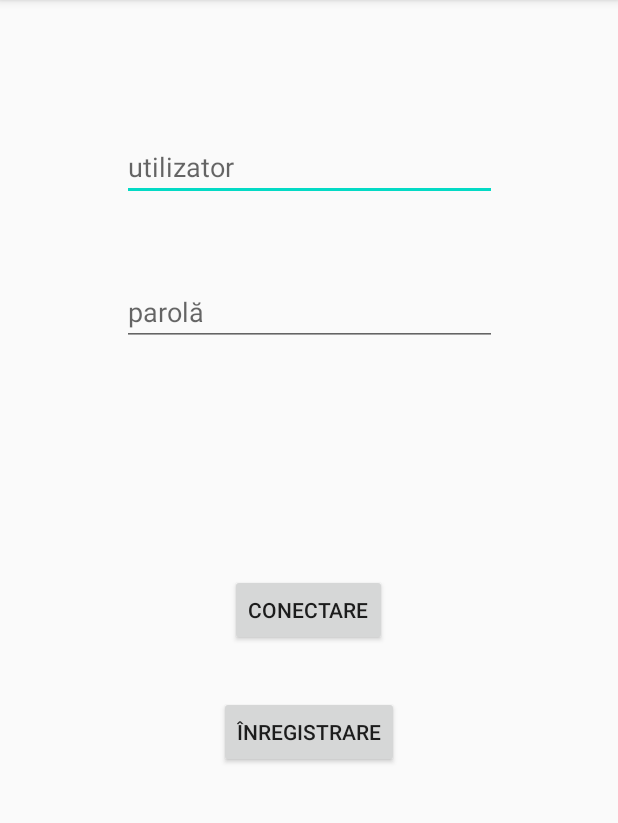
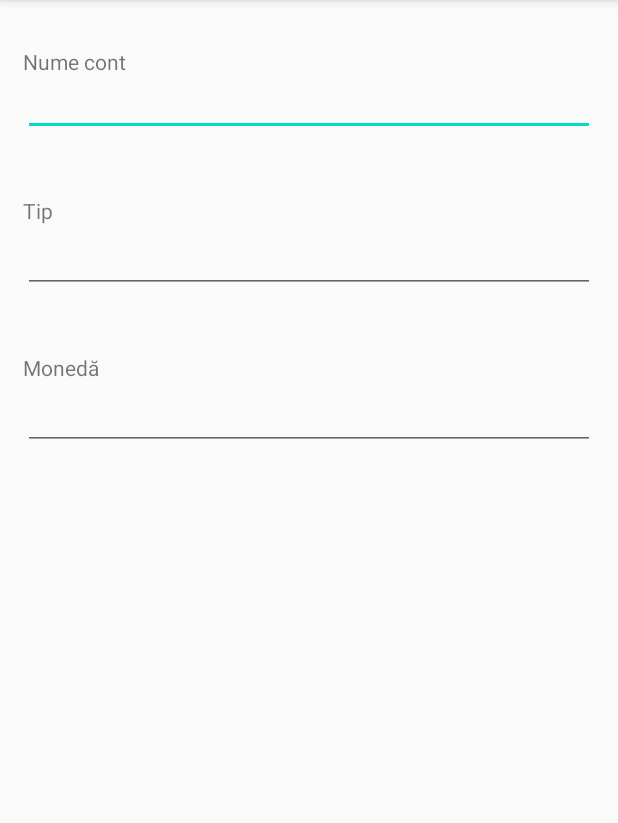
Before and after one commit to mihaiLambru/Budget-Tracker, an Android app: the screen it shows after launch (LogInActivity before the commit, EditareCont after it), on a phone screen of 412 x 824 dp, the part 84-907 px from its top. Run offline under Robolectric (Android 15) with nearby library versions, the phone set to English and light mode, and no system bars.

Commit message:
Am adaugat o activitate si pentru editarea contului

```diff
--- a/app/src/main/AndroidManifest.xml
+++ b/app/src/main/AndroidManifest.xml
@@ -9,14 +9,17 @@
         android:roundIcon="@mipmap/ic_launcher_round"
         android:supportsRtl="true"
         android:theme="@style/AppTheme">
-        <activity android:name=".RegisterActivity"></activity>
-        <activity android:name=".LogInActivity">
+        <activity android:name=".EditareCont">
             <intent-filter>
                 <action android:name="android.intent.action.MAIN" />
 
                 <category android:name="android.intent.category.LAUNCHER" />
             </intent-filter>
         </activity>
+        <activity android:name=".RegisterActivity" />
+        <activity android:name=".LogInActivity">
+
+        </activity>
     </application>
 
 </manifest>
--- /dev/null
+++ b/app/src/main/java/com/example/budgettracker/EditareCont.java
@@ -0,0 +1,14 @@
+package com.example.budgettracker;
+
+import androidx.appcompat.app.AppCompatActivity;
+
+import android.os.Bundle;
+
+public class EditareCont extends AppCompatActivity {
+
+    @Override
+    protected void onCreate(Bundle savedInstanceState) {
+        super.onCreate(savedInstanceState);
+        setContentView(R.layout.activity_editare_cont);
+    }
+}
--- /dev/null
+++ b/app/src/main/res/layout/activity_editare_cont.xml
@@ -0,0 +1,99 @@
+<?xml version="1.0" encoding="utf-8"?>
+<androidx.constraintlayout.widget.ConstraintLayout xmlns:android="http://schemas.android.com/apk/res/android"
+    xmlns:app="http://schemas.android.com/apk/res-auto"
+    xmlns:tools="http://schemas.android.com/tools"
+    android:layout_width="match_parent"
+    android:layout_height="match_parent"
+    tools:context=".EditareCont">
+
+    <androidx.core.widget.NestedScrollView
+        android:id="@+id/EditareContScroll"
+        android:layout_width="match_parent"
+        android:layout_height="match_parent"
+        app:layout_constraintBottom_toBottomOf="parent"
+        app:layout_constraintEnd_toEndOf="parent"
+        app:layout_constraintStart_toStartOf="parent"
+        app:layout_constraintTop_toTopOf="parent"
+        android:layout_margin="15dp"
+        >
+
+        <androidx.constraintlayout.widget.ConstraintLayout
+            android:layout_width="match_parent"
+            android:layout_height="match_parent">
+
+            <AutoCompleteTextView
+                android:id="@+id/etNumeCont"
+                android:layout_width="0dp"
+                android:layout_height="40dp"
+                app:layout_constraintBottom_toBottomOf="parent"
+                app:layout_constraintEnd_toEndOf="parent"
+                app:layout_constraintHorizontal_bias="0.495"
+                app:layout_constraintStart_toStartOf="parent"
+                app:layout_constraintTop_toBottomOf="@+id/numeContText"
+                app:layout_constraintVertical_bias="0.0"/>
+
+
+            <TextView
+                android:id="@+id/numeContText"
+                android:layout_width="wrap_content"
+                android:layout_height="wrap_content"
+                android:layout_marginTop="16dp"
+                android:text="@string/numecontText"
+                app:layout_constraintEnd_toEndOf="parent"
+                app:layout_constraintHorizontal_bias="0.0"
+                app:layout_constraintStart_toStartOf="parent"
+                app:layout_constraintTop_toTopOf="parent" />
+
+            <TextView
+                android:id="@+id/tipText"
+                android:layout_width="wrap_content"
+                android:layout_height="wrap_content"
+                android:layout_marginTop="40dp"
+                android:text="@string/tipText"
+                app:layout_constraintBottom_toBottomOf="parent"
+                app:layout_constraintEnd_toEndOf="parent"
+                app:layout_constraintHorizontal_bias="0.0"
+                app:layout_constraintStart_toStartOf="@+id/numeContText"
+                app:layout_constraintTop_toBottomOf="@+id/etNumeCont"
+                app:layout_constraintVertical_bias="0.0" />
+
+            <AutoCompleteTextView
+                android:id="@+id/tipEditText"
+                android:layout_width="0dp"
+                android:layout_height="wrap_content"
+                app:layout_constraintBottom_toBottomOf="parent"
+                app:layout_constraintEnd_toEndOf="parent"
+                app:layout_constraintHorizontal_bias="1.0"
+                app:layout_constraintStart_toStartOf="parent"
+                app:layout_constraintTop_toBottomOf="@+id/tipText"
+                app:layout_constraintVertical_bias="0.0"
+                />
+
+            <TextView
+                android:id="@+id/MonedaText"
+                android:layout_width="wrap_content"
+                android:layout_height="wrap_content"
+                android:layout_marginTop="40dp"
+                android:text="@string/monedaText"
+                app:layout_constraintBottom_toBottomOf="parent"
+                app:layout_constraintEnd_toEndOf="parent"
+                app:layout_constraintHorizontal_bias="0.0"
+                app:layout_constraintStart_toStartOf="@+id/tipText"
+                app:layout_constraintTop_toBottomOf="@+id/tipEditText"
+                app:layout_constraintVertical_bias="0.0" />
+
+
+            <AutoCompleteTextView
+                android:id="@+id/monedaEditText"
+                android:layout_width="0dp"
+                android:layout_height="wrap_content"
+                app:layout_constraintBottom_toBottomOf="parent"
+                app:layout_constraintEnd_toEndOf="parent"
+                app:layout_constraintStart_toStartOf="parent"
+                app:layout_constraintTop_toBottomOf="@+id/MonedaText"
+                />
+
+        </androidx.constraintlayout.widget.ConstraintLayout>
+    </androidx.core.widget.NestedScrollView>
+
+</androidx.constraintlayout.widget.ConstraintLayout>
--- a/app/src/main/res/values/strings.xml
+++ b/app/src/main/res/values/strings.xml
@@ -4,4 +4,7 @@
     <string name="passText">parolă</string>
     <string name="conectareButton">Conectare</string>
     <string name="inregButton">ÎNREGISTRARE</string>
+    <string name="numecontText">Nume cont</string>
+    <string name="tipText">Tip</string>
+    <string name="monedaText">Monedă</string>
 </resources>
```
